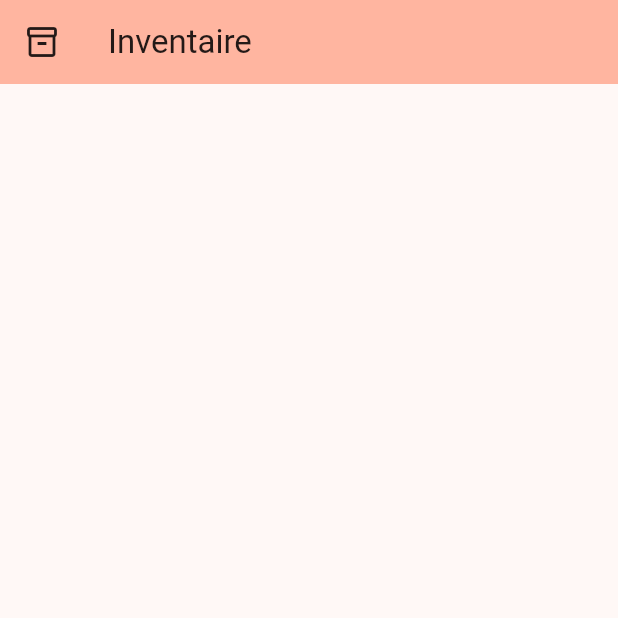
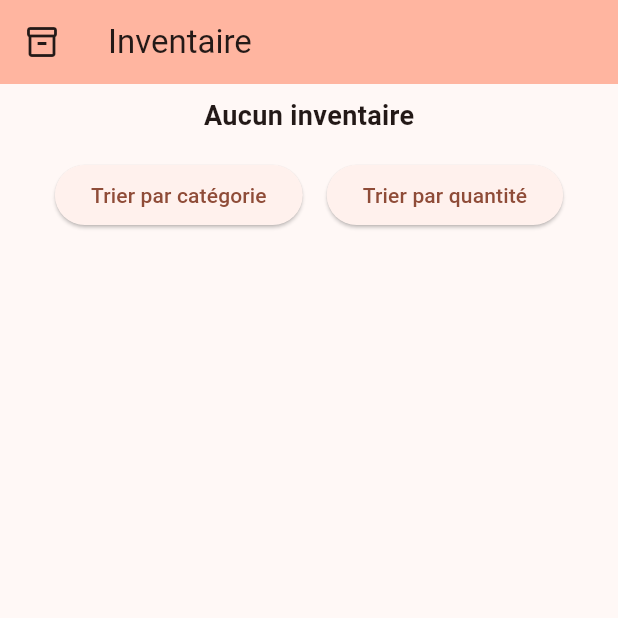
Before and after one commit to davg80/game_paper_clic, a Flutter app: the InventoryPage screen opened directly, on a phone screen of 412 x 824 dp, the top half of it. Run offline on Flutter 3.47's test engine with Material 3 defaults, Android fonts, the phone set to English and light mode, and no system bars.

Commit message:
Sort by type

```diff
--- a/lib/pages/inventory_page.dart
+++ b/lib/pages/inventory_page.dart
@@ -13,6 +13,11 @@ class InventoryPage extends StatefulWidget {
 }
 
 class _InventoryPageState extends State<InventoryPage> {
+  void _triePartype() {
+    var listInventoryState = Provider.of<ResourceApp>(context, listen: false);
+    listInventoryState.sortByTypeReceipe();
+  }
+
   void _navigate() {
     Navigator.pop(
         context, MaterialPageRoute(builder: (context) => const ReceipePage()));
@@ -35,7 +40,40 @@ class _InventoryPageState extends State<InventoryPage> {
       body: SingleChildScrollView(
         child: Column(
           children: [
-            ListView.builder(
+            Padding(
+                padding: const EdgeInsets.all(8.0),
+                child: inventoryList.isEmpty
+                    ? const Text(
+                        'Aucun inventaire',
+                        style: TextStyle(
+                            fontSize: 18.0, fontWeight: FontWeight.w700),
+                      )
+                    : null),
+            Row(
+              mainAxisAlignment: MainAxisAlignment.center,
+              children: [
+                Padding(
+                  padding: const EdgeInsets.all(8.0),
+                  child: ElevatedButton(
+                    onPressed: () {
+                      _triePartype();
+                    },
+                    child: const Text('Trier par catégorie'),
+                  ),
+                ),
+                Padding(
+                  padding: const EdgeInsets.all(8.0),
+                  child: ElevatedButton(
+                    onPressed: () {},
+                    child: const Text('Trier par quantité'),
+                  ),
+                ),
+              ],
+            ),
+            SizedBox(
+              width: MediaQuery.of(context).size.width,
+              height: MediaQuery.of(context).size.height,
+              child: ListView.builder(
                 shrinkWrap: true,
                 physics: const NeverScrollableScrollPhysics(),
                 itemCount: inventoryList.length,
@@ -55,6 +93,7 @@ class _InventoryPageState extends State<InventoryPage> {
                               width: 100,
                               height: 100,
                             ),
+                            trailing: Text(inventoryList[index].type),
                           ),
                         ],
                       ),
@@ -62,6 +101,7 @@ class _InventoryPageState extends State<InventoryPage> {
                   );
                 },
               ),
+            ),
           ],
         ),
       ),
```
Also changed, not shown: assets/data.json (+4 -8 lines), lib/provider/resource_app.dart (+7 -7 lines), 1 other file. Lines whose indentation alone changed are shown as unchanged.
